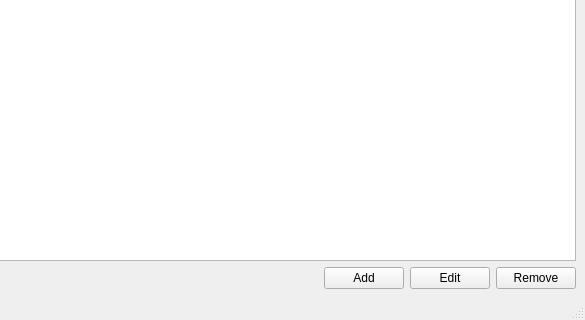
First picture: the form in ui/usersForm.ui, repository sector84/lyceum.yandex-homework1_2, before the edit; both pictures show x 215 to 800 and y 280 to 600 of the 800 by 600 pixel window.
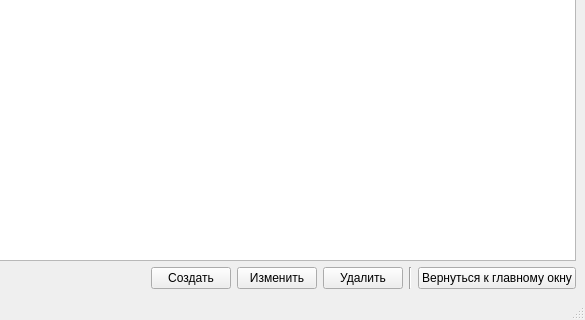
Second picture: the form after the edit.

Patch:
```diff
--- a/ui/usersForm.ui
+++ b/ui/usersForm.ui
@@ -63,21 +63,35 @@
       <item>
        <widget class="QPushButton" name="btnAdd">
         <property name="text">
-         <string>Add</string>
+         <string>Создать</string>
         </property>
        </widget>
       </item>
       <item>
        <widget class="QPushButton" name="btnEdit">
         <property name="text">
-         <string>Edit</string>
+         <string>Изменить</string>
         </property>
        </widget>
       </item>
       <item>
        <widget class="QPushButton" name="btnRemove">
         <property name="text">
-         <string>Remove</string>
+         <string>Удалить</string>
+        </property>
+       </widget>
+      </item>
+      <item>
+       <widget class="Line" name="line">
+        <property name="orientation">
+         <enum>Qt::Vertical</enum>
+        </property>
+       </widget>
+      </item>
+      <item>
+       <widget class="QPushButton" name="btnClose">
+        <property name="text">
+         <string>Вернуться к главному окну</string>
         </property>
        </widget>
       </item>
```
